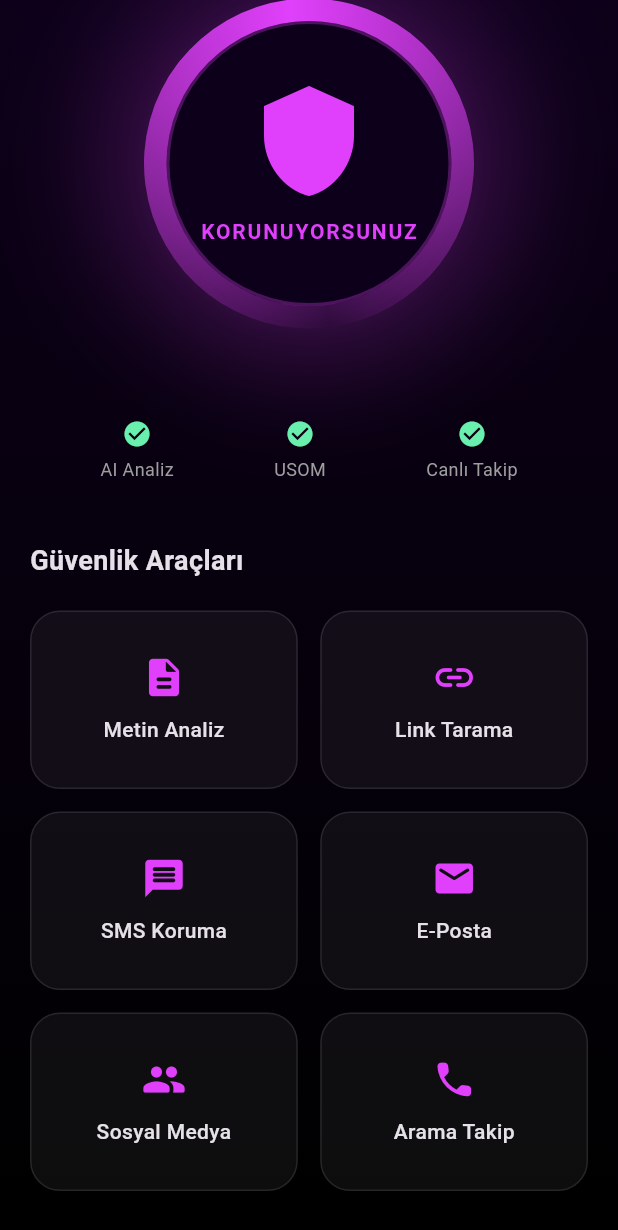
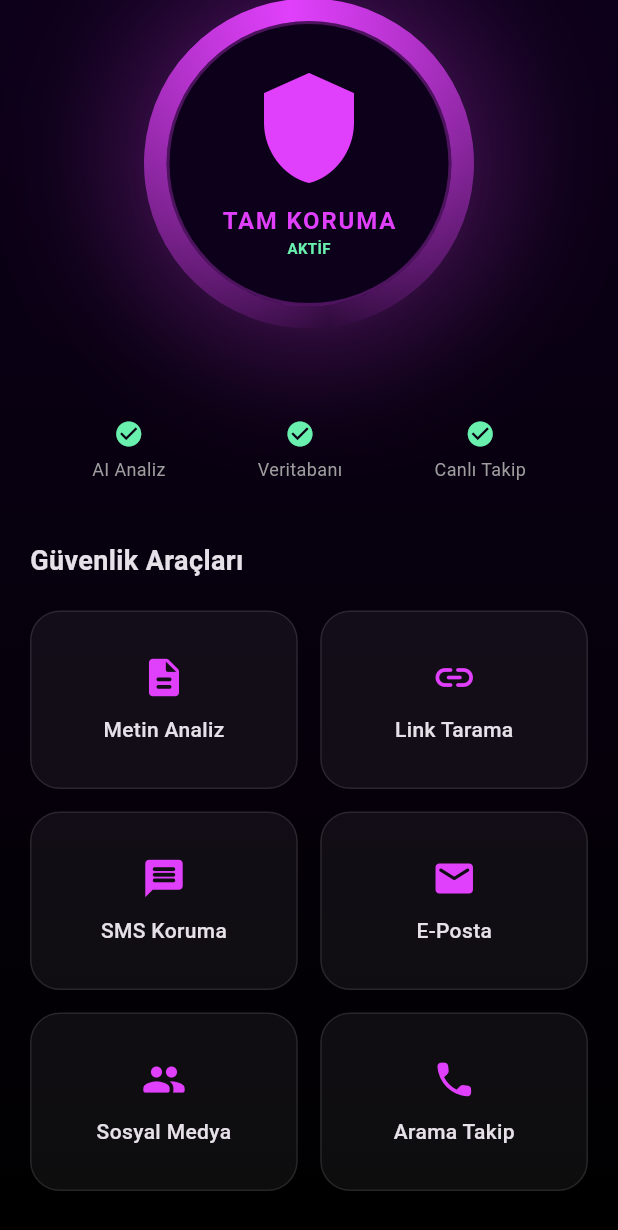
Before and after one commit to FunTeknoloji/funguard-app, a Flutter app: the DashboardPage screen opened directly, scrolled down 113 dp, on a phone screen of 412 x 824 dp. Shown: the top 1230 px of the screen. Run offline on Flutter 3.47's test engine with Material 3 defaults, Android fonts, the phone set to English and light mode, and no system bars; our stand-ins replace audioplayers, flutter_local_notifications, google_fonts, shared_preferences, vibration; missing offline and left inert: flutter_overlay_window; accounts and stored records are empty; network calls fail.

Commit message:
Advanced FunGuard Update: Accessibility, Sounds, and Robustness.
- Implemented FunGuardAccessibilityService to detect URLs directly from browser address bars.
- Added Foreground Service support to NotificationService for persistent background protection.
- Integrated audioplayers for scan, danger, and safe sound effects.
- Overhauled UI to replace 'USOM' with 'Güvenlik Veritabanı' and improved Dashboard visuals.
- Refined AI prompt for deeper Turkish fraud analysis and response cleaning.
- Updated IntroductionPage to request Battery Optimization and Accessibility permissions.
- Made EducationPage interactive with real cybersecurity content.
- Ensured onboarding logic is robust for first-time users.

Co-authored-by: FunTeknoloji <219908511+FunTeknoloji@users.noreply.github.com>

```diff
--- a/lib/app_state.dart
+++ b/lib/app_state.dart
@@ -7,11 +7,13 @@ import 'main.dart';
 import 'services/ai_service.dart';
 import 'services/usom_service.dart';
 import 'services/storage_service.dart';
+import 'services/sound_service.dart';
 
 class AppState extends ChangeNotifier {
   final AIService aiService = AIService();
   final USOMService usomService = USOMService();
   final StorageService storageService = StorageService();
+  final SoundService soundService = SoundService();
   final FlutterLocalNotificationsPlugin flutterLocalNotificationsPlugin = FlutterLocalNotificationsPlugin();
 
   static const _channel = MethodChannel('com.funguard.app/notifications');
@@ -75,7 +77,7 @@ class AppState extends ChangeNotifier {
       for (final match in matches) {
         final url = match.group(0);
         if (url != null && usomService.isUrlMalicious(url)) {
-          _showWarningNotification("TEHLİKELİ LİNK TESPİT EDİLDİ!", "$sourceName üzerinden gelen link USOM kara listesinde yer alıyor: $url");
+          _showWarningNotification("TEHLİKELİ LİNK TESPİT EDİLDİ!", "$sourceName üzerinden gelen link güvenlik veritabanı kara listesinde yer alıyor: $url");
           return; // Already found a threat
         }
       }
@@ -86,6 +88,7 @@ class AppState extends ChangeNotifier {
 
     // If AI thinks it's dangerous, we should show a notification or pop-up
     if (result.toLowerCase().contains("dangerous") || result.toLowerCase().contains("fraud") || result.toLowerCase().contains("tehlikeli") || result.toLowerCase().contains("şüpheli")) {
+       soundService.playDanger();
        _showWarningNotification("Şüpheli $sourceName İçeriği!", "Tespit edilen içerik dolandırıcılık veya zararlı niyet belirtileri içeriyor olabilir. Lütfen dikkatli olun.");
     }
   }
@@ -173,6 +176,14 @@ class AppState extends ChangeNotifier {
     await _channel.invokeMethod('requestOverlayPermission');
   }
 
+  Future<void> requestBatteryOptimization() async {
+    await _channel.invokeMethod('requestBatteryOptimization');
+  }
+
+  Future<void> requestAccessibilityPermission() async {
+    await _channel.invokeMethod('requestAccessibilityPermission');
+  }
+
   Future<void> finishOnboarding() async {
     _hasFinishedOnboarding = true;
     await storageService.setHasFinishedOnboarding(true);
@@ -190,6 +201,9 @@ class AppState extends ChangeNotifier {
       notifyListeners();
 
       if (context.mounted) {
+        if (result.toLowerCase().contains("güvenli")) {
+          soundService.playSafe();
+        }
         showModalBottomSheet(
           context: context,
           backgroundColor: const Color(0xFF1E1E1E),
--- /dev/null
+++ b/lib/services/sound_service.dart
@@ -0,0 +1,23 @@
+import 'package:audioplayers/audioplayers.dart';
+
+class SoundService {
+  final AudioPlayer _player = AudioPlayer();
+
+  // For a real app, these would be in assets
+  // For now we use some publicly available UI sounds for demonstration
+  static const String scanSound = 'https://assets.mixkit.co/active_storage/sfx/2568/2568-preview.mp3';
+  static const String dangerSound = 'https://assets.mixkit.co/active_storage/sfx/951/951-preview.mp3';
+  static const String safeSound = 'https://assets.mixkit.co/active_storage/sfx/2013/2013-preview.mp3';
+
+  Future<void> playScan() async {
+    await _player.play(UrlSource(scanSound));
+  }
+
+  Future<void> playDanger() async {
+    await _player.play(UrlSource(dangerSound));
+  }
+
+  Future<void> playSafe() async {
+    await _player.play(UrlSource(safeSound));
+  }
+}
--- a/lib/ui/pages/dashboard_page.dart
+++ b/lib/ui/pages/dashboard_page.dart
@@ -140,14 +140,23 @@ class DashboardPage extends StatelessWidget {
                 ),
                 const SizedBox(height: 10),
                 Text(
-                  isProtected ? 'KORUNUYORSUNUZ' : 'RİSK ALTINDASINIZ',
+                  isProtected ? 'TAM KORUMA' : 'RİSK VAR',
                   style: TextStyle(
                     color: primaryColor,
-                    fontSize: 14,
+                    fontSize: 16,
                     fontWeight: FontWeight.bold,
                     letterSpacing: 1.2,
                   ),
                 ),
+                if (isProtected)
+                  const Text(
+                    'AKTİF',
+                    style: TextStyle(
+                      color: Colors.greenAccent,
+                      fontSize: 10,
+                      fontWeight: FontWeight.bold,
+                    ),
+                  ),
               ],
             ),
           ),
@@ -161,7 +170,7 @@ class DashboardPage extends StatelessWidget {
       mainAxisAlignment: MainAxisAlignment.spaceEvenly,
       children: [
         _buildBadge('AI Analiz', state.isAutoScanEnabled),
-        _buildBadge('USOM', state.isUSOMProtectionEnabled),
+        _buildBadge('Veritabanı', state.isUSOMProtectionEnabled),
         _buildBadge('Canlı Takip', state.isAutoScanEnabled),
       ],
     );
--- a/lib/ui/pages/link_analysis_page.dart
+++ b/lib/ui/pages/link_analysis_page.dart
@@ -27,12 +27,12 @@ class _LinkAnalysisPageState extends State<LinkAnalysisPage> {
     final appState = context.read<AppState>();
     final url = _controller.text.trim();
 
-    // USOM Check
+    // Security Database Check
     final isMalicious = appState.usomService.isUrlMalicious(url);
     setState(() {
       _usomResult = isMalicious
-          ? "⚠️ TEHLİKELİ: Bu URL USOM kara listesinde bulunuyor!"
-          : "✅ USOM listesinde bulunamadı.";
+          ? "⚠️ TEHLİKELİ: Bu URL güvenlik veritabanı kara listesinde bulunuyor!"
+          : "✅ Güvenlik veritabanında şüpheli bir kayıt bulunamadı.";
     });
 
     // AI Check
--- a/lib/ui/pages/protection_page.dart
+++ b/lib/ui/pages/protection_page.dart
@@ -27,7 +27,7 @@ class ProtectionPage extends StatelessWidget {
             _buildScanItem('WhatsApp Takibi', appState.isAutoScanEnabled),
             _buildScanItem('Telegram Takibi', appState.isAutoScanEnabled),
             _buildScanItem('SMS Koruması', appState.isAutoScanEnabled),
-            _buildScanItem('USOM URL Kontrolü', appState.isUSOMProtectionEnabled),
+            _buildScanItem('Güvenlik Veritabanı Kontrolü', appState.isUSOMProtectionEnabled),
             const SizedBox(height: 30),
             const Text('Son Tespitler', style: TextStyle(fontSize: 18, fontWeight: FontWeight.bold)),
             const SizedBox(height: 15),
@@ -111,7 +111,7 @@ class ProtectionPage extends StatelessWidget {
       children: [
         _buildHistoryItem('WhatsApp', 'Şüpheli Link Engellendi', '12:45', Colors.orange),
         _buildHistoryItem('SMS', 'Dolandırıcılık Girişimi', 'Dün', Colors.red),
-        _buildHistoryItem('USOM', 'Zararlı Site Erişimi', '2 gün önce', Colors.red),
+        _buildHistoryItem('Veritabanı', 'Zararlı Site Erişimi', '2 gün önce', Colors.red),
       ],
     );
   }
--- a/lib/ui/pages/settings_page.dart
+++ b/lib/ui/pages/settings_page.dart
@@ -27,8 +27,8 @@ class SettingsPage extends StatelessWidget {
             icon: Icons.auto_awesome,
           ),
           _buildSwitchTile(
-            title: 'USOM Koruması',
-            subtitle: 'Zararlı linkleri USOM listesinden engelle',
+            title: 'Global Güvenlik Veritabanı',
+            subtitle: 'Bilinen zararlı bağlantıları otomatik engelle',
             value: appState.isUSOMProtectionEnabled,
             onChanged: (val) => appState.setUSOMProtection(val),
             icon: Icons.security,
--- a/pubspec.yaml
+++ b/pubspec.yaml
@@ -39,6 +39,7 @@ dependencies:
   vibration: ^3.1.5
   cupertino_icons: ^1.0.8
   flutter_overlay_window: ^0.5.0
+  audioplayers: ^6.0.0
 
 dev_dependencies:
   flutter_launcher_icons: ^0.13.1
```
Also changed, not shown: lib/services/ai_service.dart (+15 -3 lines), lib/ui/pages/education_page.dart (+85 -3 lines), lib/ui/pages/introduction_page.dart (+13 -1 lines), pubspec.lock, 7 other files.
